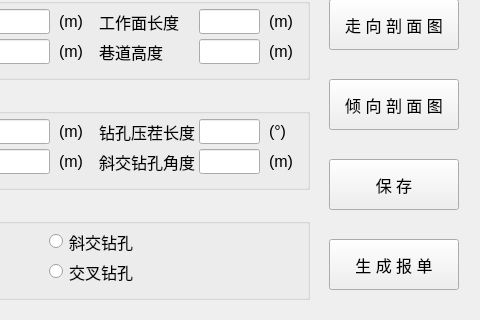
Before: the Qt Designer form python/cbm/uifiles/gas_design_p2_3_dlg.ui in wyrover/cbm, drawn with Qt 5; both pictures show x 131 to 611 and y 151 to 471 of the 611 by 471 pixel window.
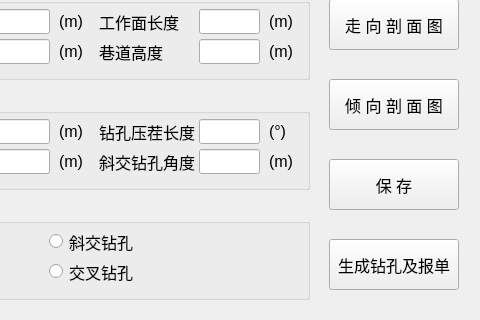
After: the same form once the commit is applied. Icons and pictures are not drawn.

```diff
--- a/python/cbm/uifiles/gas_design_p2_3_dlg.ui
+++ b/python/cbm/uifiles/gas_design_p2_3_dlg.ui
@@ -770,7 +770,7 @@
      </font>
     </property>
     <property name="text">
-     <string>生 成 报 单</string>
+     <string>生成钻孔及报单</string>
     </property>
    </widget>
   </widget>
```
